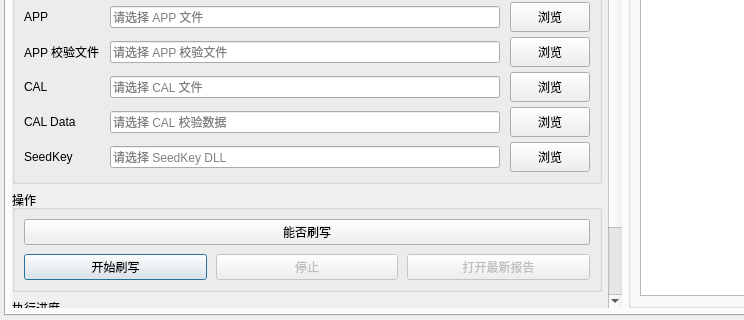
woshidafuyin/UDS_TOOLS, file src/ui/qt/main_window.ui: the form before one commit; both pictures show x 0 to 744 and y 400 to 720 of the 1100 by 720 pixel window.
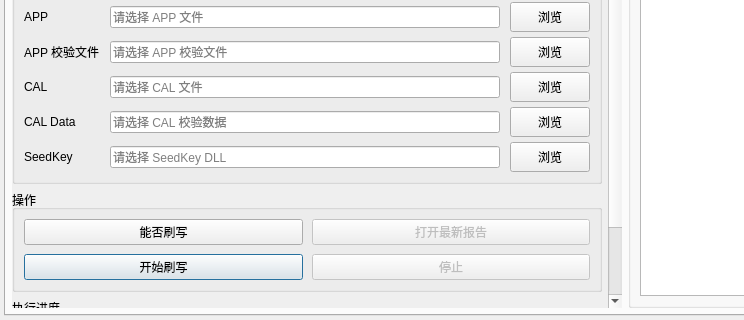
The form after the commit.

Commit message: style: arrange flash actions in a two-by-two grid

Patch:
```diff
--- a/src/ui/qt/main_window.ui
+++ b/src/ui/qt/main_window.ui
@@ -538,16 +538,11 @@
          <property name="title">
           <string>操作</string>
          </property>
-         <layout class="QVBoxLayout" name="operationsLayout">
+         <layout class="QGridLayout" name="operationsLayout">
           <property name="spacing">
            <number>9</number>
           </property>
-          <item>
-           <layout class="QHBoxLayout" name="secondaryActionsLayout">
-            <property name="spacing">
-             <number>8</number>
-            </property>
-            <item>
+          <item row="0" column="0">
             <widget class="QPushButton" name="probeButton">
               <property name="toolTip">
                <string>通过ProbeController执行UDS在线探测</string>
@@ -556,12 +551,14 @@
                 <string>能否刷写</string>
                </property>
              </widget>
-            </item>
-           </layout>
           </item>
-          <item>
-           <layout class="QHBoxLayout" name="primaryActionsLayout">
-            <item>
+          <item row="0" column="1">
+           <widget class="QPushButton" name="openReportButton">
+            <property name="enabled"><bool>false</bool></property>
+            <property name="text"><string>打开最新报告</string></property>
+           </widget>
+          </item>
+          <item row="1" column="0">
              <widget class="QPushButton" name="startFlashButton">
               <property name="toolTip">
                <string>通过FlashController执行完整刷写流程</string>
@@ -569,20 +566,12 @@
                <property name="text"><string>开始刷写</string></property>
               <property name="default"><bool>true</bool></property>
              </widget>
-            </item>
-            <item>
+          </item>
+          <item row="1" column="1">
              <widget class="QPushButton" name="stopButton">
               <property name="enabled"><bool>false</bool></property>
               <property name="text"><string>停止</string></property>
              </widget>
-            </item>
-            <item>
-             <widget class="QPushButton" name="openReportButton">
-              <property name="enabled"><bool>false</bool></property>
-              <property name="text"><string>打开最新报告</string></property>
-             </widget>
-            </item>
-           </layout>
           </item>
          </layout>
         </widget>
```
Left out of the diff: 2 changed lines with no effect on the pictures.
